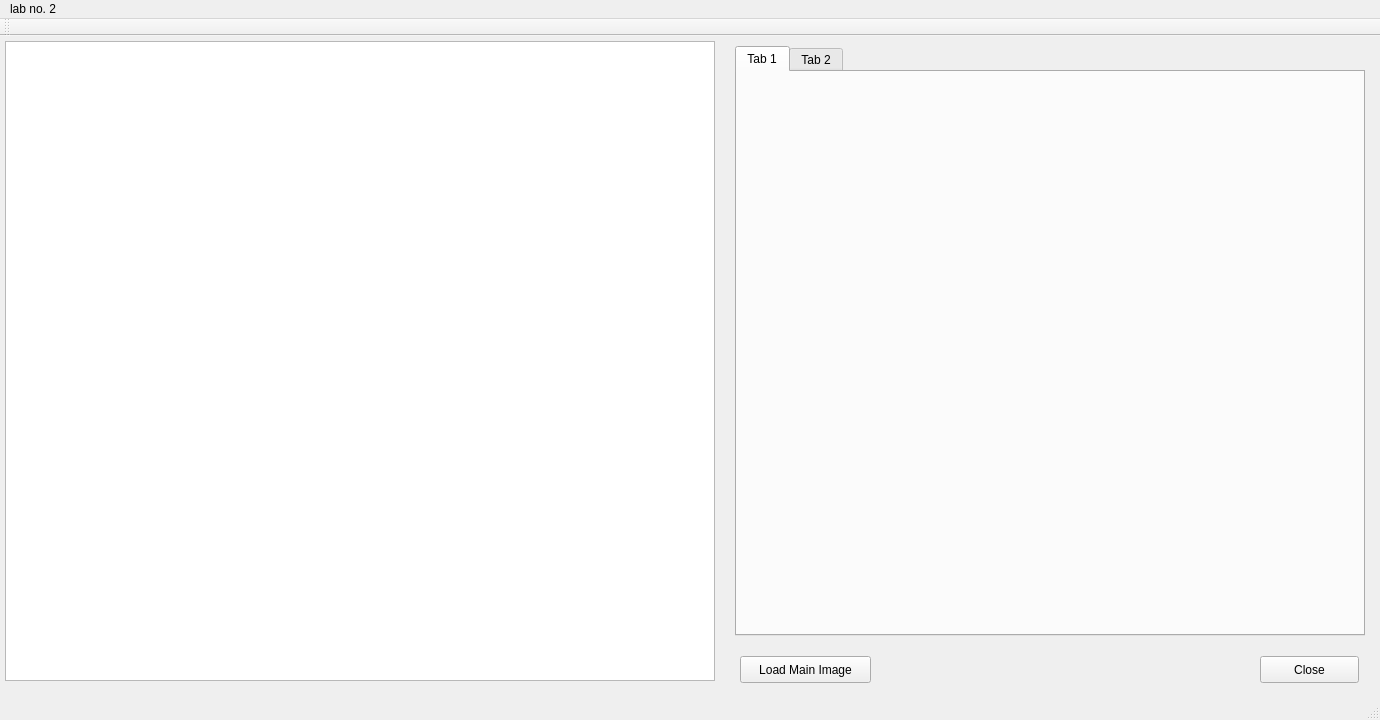
vadyusik/computer_graphics, file lab2/cg_lab2/mainwindow.ui: the form before one commit.
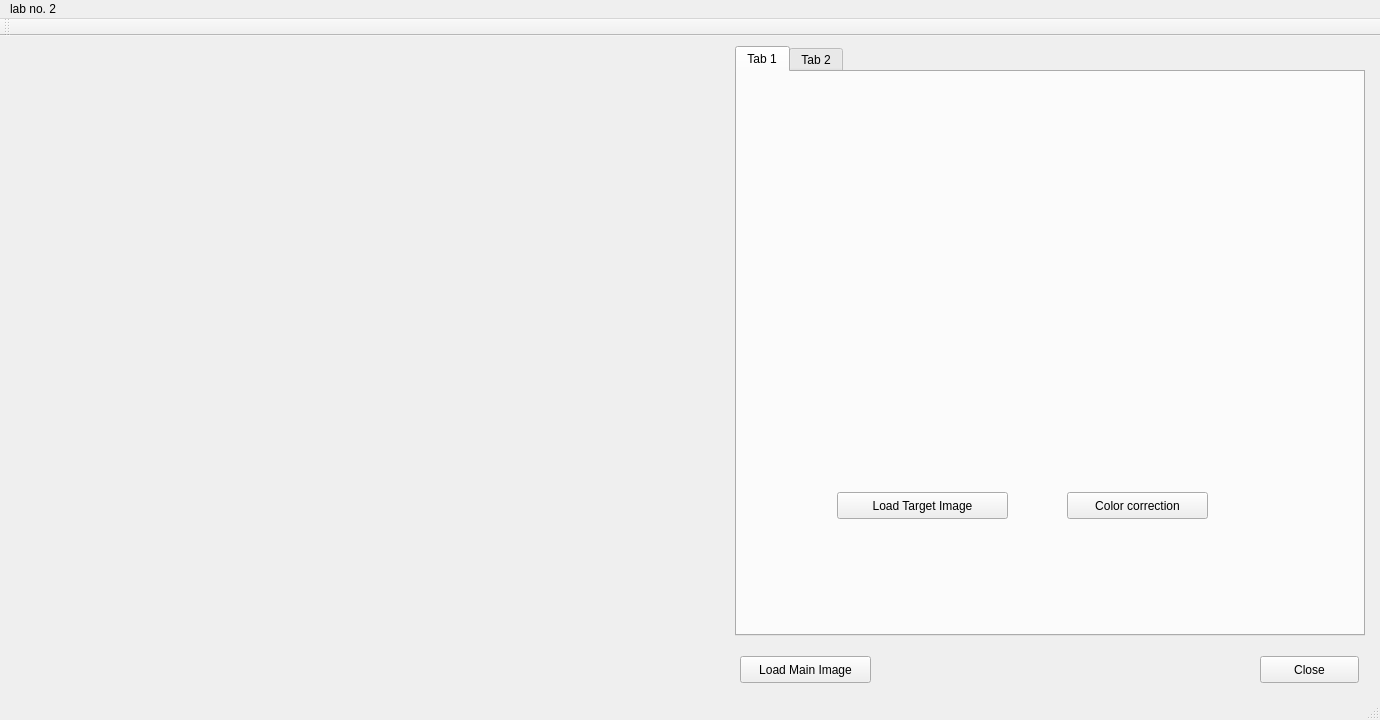
The form after the commit.

Commit message: gl_lab2 : color correction - DONE; mainImage histogram UI - DONE; RGB - histogram left to do 19-01-2017

```diff
--- a/lab2/cg_lab2/mainwindow.ui
+++ b/lab2/cg_lab2/mainwindow.ui
@@ -27,7 +27,58 @@
      <attribute name="title">
       <string>Tab 1</string>
      </attribute>
-     <zorder>gridLayoutWidget</zorder>
+     <widget class="QLabel" name="targetImageLabel">
+      <property name="geometry">
+       <rect>
+        <x>1</x>
+        <y>1</y>
+        <width>310</width>
+        <height>310</height>
+       </rect>
+      </property>
+      <property name="text">
+       <string/>
+      </property>
+     </widget>
+     <widget class="QLabel" name="resultImageLabel">
+      <property name="geometry">
+       <rect>
+        <x>312</x>
+        <y>1</y>
+        <width>310</width>
+        <height>310</height>
+       </rect>
+      </property>
+      <property name="text">
+       <string/>
+      </property>
+     </widget>
+     <widget class="QPushButton" name="loadTargetImageButton">
+      <property name="geometry">
+       <rect>
+        <x>100</x>
+        <y>420</y>
+        <width>171</width>
+        <height>27</height>
+       </rect>
+      </property>
+      <property name="text">
+       <string>Load Target Image</string>
+      </property>
+     </widget>
+     <widget class="QPushButton" name="colorCorrectionButton">
+      <property name="geometry">
+       <rect>
+        <x>330</x>
+        <y>420</y>
+        <width>141</width>
+        <height>27</height>
+       </rect>
+      </property>
+      <property name="text">
+       <string>Color correction</string>
+      </property>
+     </widget>
     </widget>
     <widget class="QWidget" name="tab_2">
      <attribute name="title">
@@ -61,15 +112,24 @@
      <string>Load Main Image</string>
     </property>
    </widget>
-   <widget class="QGraphicsView" name="graphicsView">
+   <widget class="QLabel" name="mainImageLabel">
     <property name="geometry">
      <rect>
       <x>5</x>
       <y>5</y>
-      <width>710</width>
-      <height>640</height>
+      <width>720</width>
+      <height>720</height>
      </rect>
     </property>
+    <property name="cursor">
+     <cursorShape>CrossCursor</cursorShape>
+    </property>
+    <property name="mouseTracking">
+     <bool>true</bool>
+    </property>
+    <property name="text">
+     <string/>
+    </property>
    </widget>
   </widget>
   <widget class="QMenuBar" name="menuBar">
```
Left out of the diff: 3 changed lines with no effect on the pictures. The commit also changes 6 other files.
